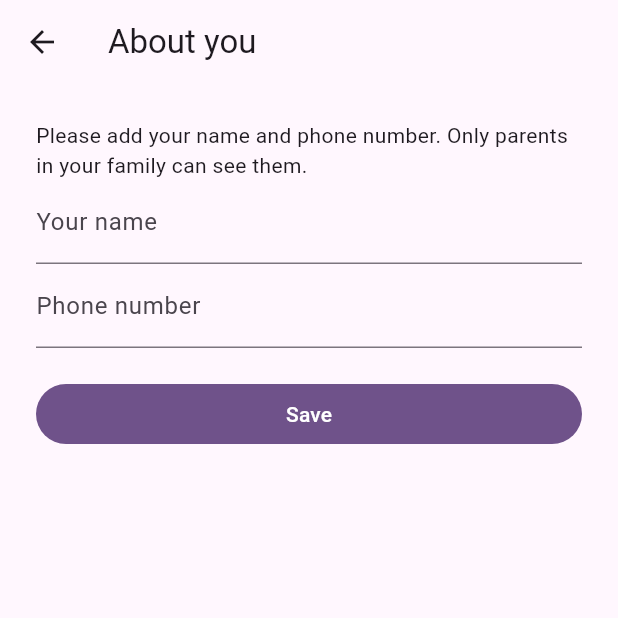
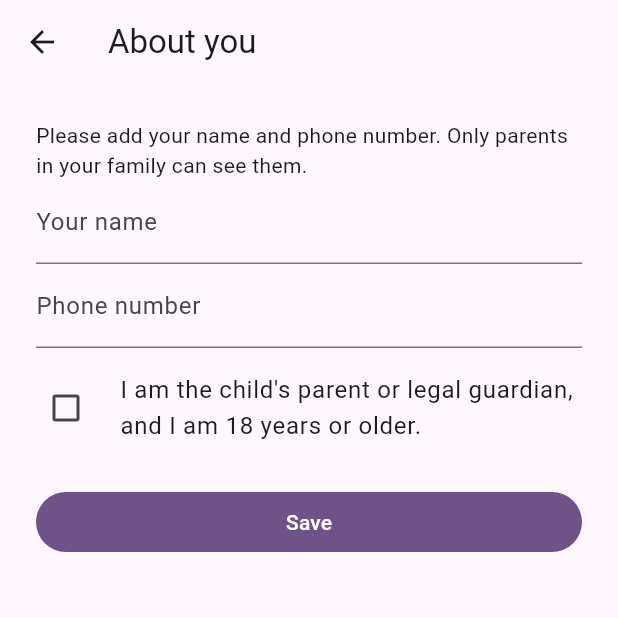
Before and after one commit to nosheenfathima02-cmd/Kids-behvaiour, a Flutter app: the ParentProfileScreen screen opened directly, on a phone screen of 412 x 824 dp, the top half of it. Run offline on Flutter 3.47's test engine with Material 3 defaults, Android fonts, the phone set to English and light mode, and no system bars; our stand-ins replace adhan, cloud_firestore, firebase_auth, firebase_core, firebase_messaging, flutter_local_notifications and 6 more; missing offline and left inert: mobile_scanner; accounts and stored records are empty.

Commit message:
Parents confirm they are 18+ guardians at sign-up
The sign-up and 'About you' forms cannot be sent without confirming
'I am the child's parent or legal guardian, and I am 18 years or
older'. The confirmation is stored with the parent's details and the
security rules require it; existing parents are asked once.

Co-Authored-By: Claude Opus 5.5 <noreply@anthropic.com>
Claude-Session: https://claude.ai/code/session_016moJne2cAARkjkF5jKrKmD

```diff
--- a/app/lib/screens/setup_screen.dart
+++ b/app/lib/screens/setup_screen.dart
@@ -317,6 +317,35 @@ class ParentDetailsFields extends StatelessWidget {
         autofillHints: const [AutofillHints.telephoneNumber],
         validator: (v) => AppStore.checkPhone(v ?? ''),
       ),
+      const SizedBox(height: 8),
+      // Only adults may create the family account; children never sign up.
+      FormField<bool>(
+        initialValue: false,
+        validator: (v) => v == true ? null : 'Please confirm to continue',
+        builder: (field) => Column(
+          crossAxisAlignment: CrossAxisAlignment.start,
+          children: [
+            CheckboxListTile(
+              key: const Key('adultConfirm'),
+              contentPadding: EdgeInsets.zero,
+              controlAffinity: ListTileControlAffinity.leading,
+              value: field.value ?? false,
+              onChanged: field.didChange,
+              title: const Text(
+                "I am the child's parent or legal guardian, and I am 18 years or older.",
+              ),
+            ),
+            if (field.hasError)
+              Text(
+                field.errorText!,
+                style: TextStyle(
+                  color: Theme.of(context).colorScheme.error,
+                  fontSize: 12,
+                ),
+              ),
+          ],
+        ),
+      ),
     ],
   );
 }
--- a/app/lib/store.dart
+++ b/app/lib/store.dart
@@ -309,6 +309,8 @@ class AppStore extends ChangeNotifier {
       'name': name.trim(),
       'phone': phone.trim(),
       'email': auth.currentUser?.email ?? '',
+      // Confirmed on the sign-up form (the form cannot be sent without it).
+      'adultConfirmed': true,
       'updatedAt': FieldValue.serverTimestamp(),
     };
     await _myProfileRef.set(data);
@@ -746,7 +748,9 @@ class AppStore extends ChangeNotifier {
       _setPhase(Phase.parentNeedsPin);
       return;
     }
-    if (isParent && _profileLoaded && parentProfile == null) {
+    if (isParent &&
+        _profileLoaded &&
+        parentProfile?['adultConfirmed'] != true) {
       _setPhase(Phase.parentNeedsProfile);
       return;
     }
```
Also changed, not shown: 5 other files.
